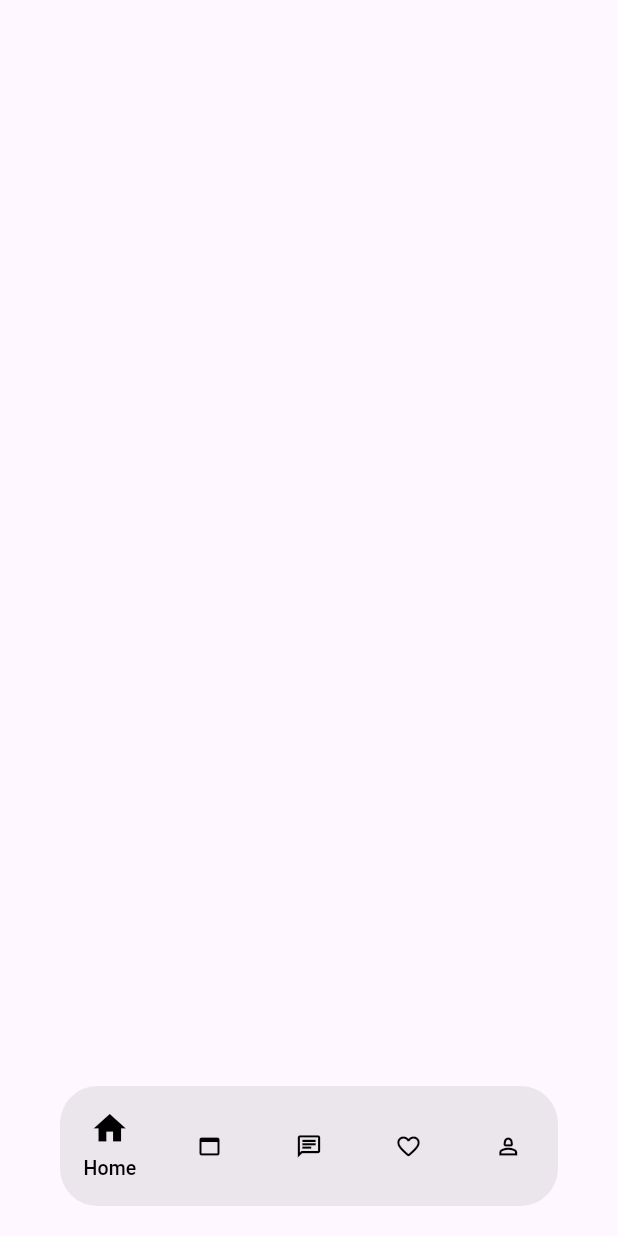
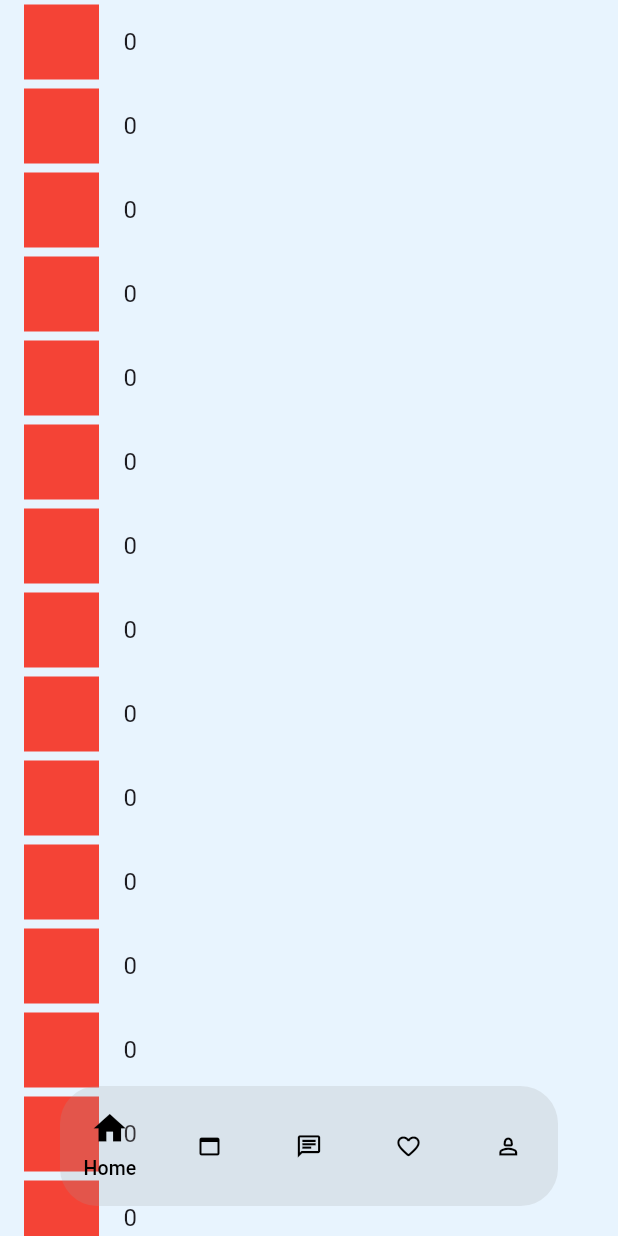
Before and after one commit to Prafulpatnecha/flutter_bottom_Navigation, a Flutter app: the screen it shows after launch, on a phone screen of 412 x 824 dp. Run offline on Flutter 3.47's test engine with Material 3 defaults, Android fonts, the phone set to English and light mode, and no system bars.

Commit message:
01/12/24

```diff
--- a/lib/main.dart
+++ b/lib/main.dart
@@ -15,8 +15,11 @@ class MyApp extends StatelessWidget {
       title: 'Flutter Demo',
       debugShowCheckedModeBanner: false,
       routes: {
-        "/": (context) => const HomePage(),
-        "/home": (context) => const HomePage1(),
+        "/": (context) => Hero(
+            tag: "page1",
+            child: HomePage()),
+        "/home": (context) => Hero(tag: "page1",
+        child: const HomePage1()),
       },
     );
   }
@@ -35,6 +38,7 @@ class HomePage1 extends StatelessWidget {
 }
 
 
+List colorSet = [Colors.black,Colors.red,Colors.blue,Colors.orange];
 class HomePage extends StatelessWidget {
   const HomePage({super.key});
 
@@ -43,8 +47,22 @@ class HomePage extends StatelessWidget {
     BottomClass.bottomClass.listContextAddBottomMethod(context);
     return Scaffold(
       // appBar: AppBar(),
-      // backgroundColor: Colors.blue,
-      bottomNavigationBar: bottomIconNavigator(context: context, selectText: "selectText"),
+      body: Stack(
+        children: [
+          ListView.builder(
+            itemCount: colorSet.length+20,
+            itemBuilder: (context, index) => ListTile(
+              leading: Container(
+                height: 50,
+                width: 50,
+                color: colorSet[1],
+              ),
+              title: Text(0.toString()),
+            ),),
+          bottomIconNavigator(context: context, selectText: "selectText"),
+        ],
+      ),
+      backgroundColor: Colors.blue.withOpacity(0.1),
     );
   }
 }
@@ -64,7 +82,7 @@ class BottomClass {
           // Navigator.of(context).pushNamed("/home");
           if(index!=0)
             {
-              Navigator.of(context).pushReplacementNamed("/home");
+              Navigator.of(context).pushReplacementNamed("/");
               index=0;
             }
         },
@@ -89,7 +107,7 @@ class BottomClass {
         onPressed: () {
           if(index!=2)
           {
-            Navigator.of(context).pushReplacementNamed("/home");
+            Navigator.of(context).pushReplacementNamed("/");
             index=2;
           }
         },
```
